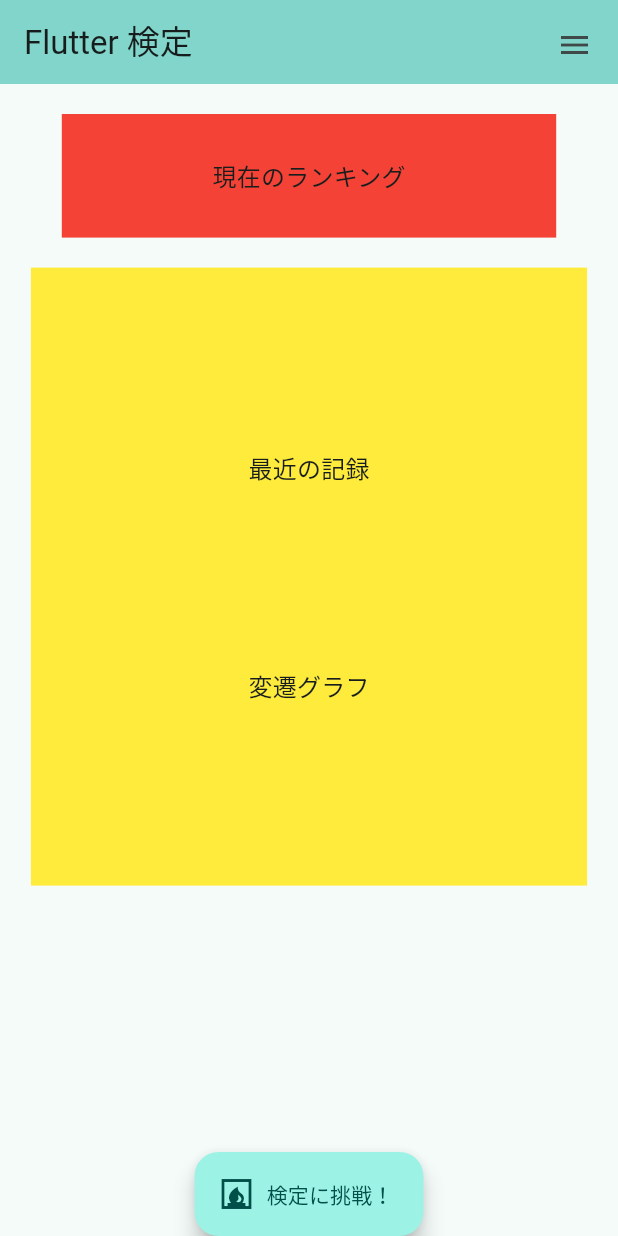
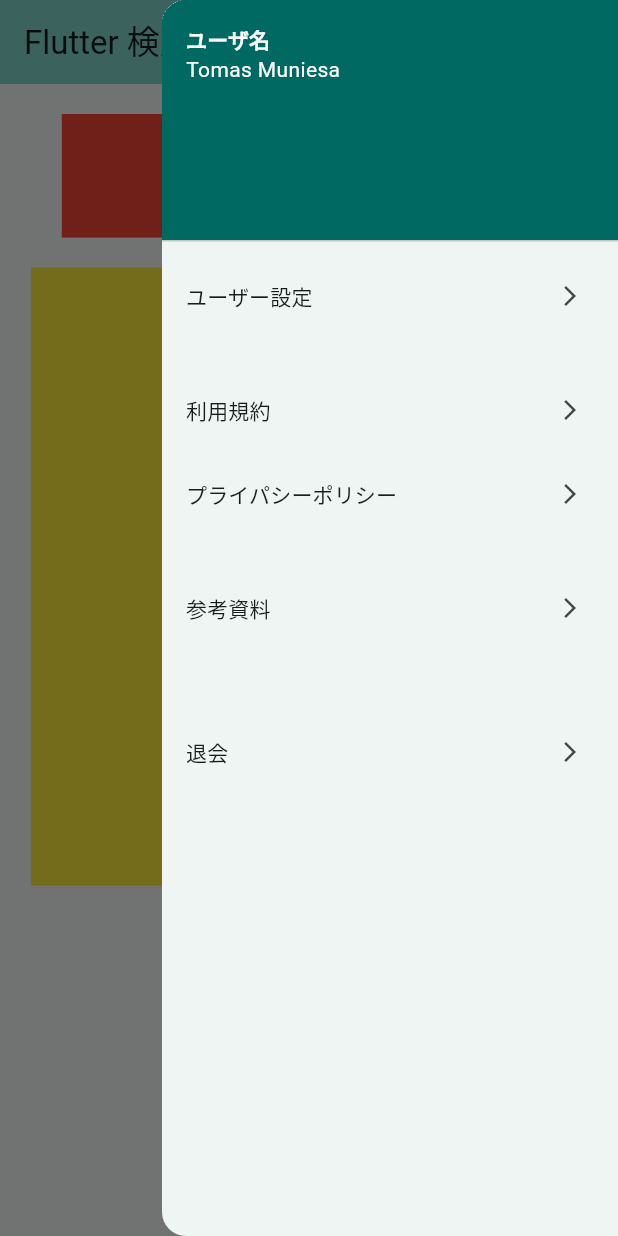
Before and after one commit to tanakahikari-pikka/flutter_certification, a Flutter app: the screen it shows after launch, with the side drawer open (before the commit the screen has no drawer), on a phone screen of 412 x 824 dp. Run offline on Flutter 3.47's test engine with Material 2 defaults, Android fonts, the phone set to English and light mode, and no system bars.

Commit message:
Add Drawer on Home

```diff
--- a/lib/home.dart
+++ b/lib/home.dart
@@ -2,7 +2,6 @@ import 'package:flutter/material.dart';
 import 'package:the_natures_app/resource/intl_resource.dart';
 
 import 'examination/ui/four_choice_question.dart';
-import 'system_button.dart';
 
 class Home extends StatefulWidget {
   const Home({super.key});
@@ -18,8 +17,45 @@ class _HomeState extends State<Home> {
       appBar: AppBar(
         backgroundColor: Theme.of(context).colorScheme.inversePrimary,
         title: Text(I18n().appName),
-        actions: const [SystemButton()],
       ),
+      endDrawer: Drawer(
+          child: ListView(
+        padding: EdgeInsets.zero,
+        children: [
+          DrawerHeader(
+            decoration: BoxDecoration(
+              color: Theme.of(context).colorScheme.primary,
+            ),
+            child: Column(
+              crossAxisAlignment: CrossAxisAlignment.start,
+              children: [
+                Text(
+                  'ユーザ名',
+                  style: Theme.of(context).textTheme.labelLarge!.copyWith(
+                        fontWeight: FontWeight.bold,
+                        color: Theme.of(context).colorScheme.onPrimary,
+                      ),
+                ),
+                // TODO: ユーザ名を参照
+                Text(
+                  'Tomas Muniesa',
+                  style: Theme.of(context).textTheme.bodyMedium!.copyWith(
+                        color: Theme.of(context).colorScheme.onPrimary,
+                      ),
+                ),
+              ],
+            ),
+          ),
+          _drawerItem(context, 'ユーザー設定', () {}),
+          const SizedBox(height: 20),
+          _drawerItem(context, '利用規約', () {}),
+          _drawerItem(context, 'プライパシーポリシー', () {}),
+          const SizedBox(height: 20),
+          _drawerItem(context, '参考資料', () {}),
+          const SizedBox(height: 40),
+          _drawerItem(context, '退会', () {}),
+        ],
+      )),
       body: Center(
         child: Column(
           mainAxisAlignment: MainAxisAlignment.start,
@@ -75,3 +111,20 @@ class _HomeState extends State<Home> {
     );
   }
 }
+
+Widget _drawerItem(
+  BuildContext context,
+  String title,
+  Function onTapHander,
+) {
+  return ListTile(
+    title: Text(
+      title,
+      style: Theme.of(context).textTheme.labelLarge,
+    ),
+    trailing: const Icon(
+      Icons.arrow_forward_ios,
+      size: 16.0,
+    ),
+  );
+}
```
